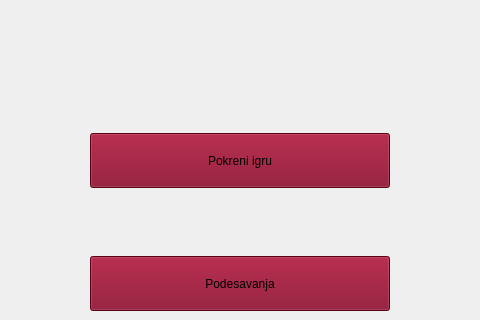
Mihica25/Pobedi-me-ako-znas, file application/pocetniekran.ui: the form before one commit; both pictures show x 160 to 640 and y 303 to 623 of the 800 by 800 pixel window.
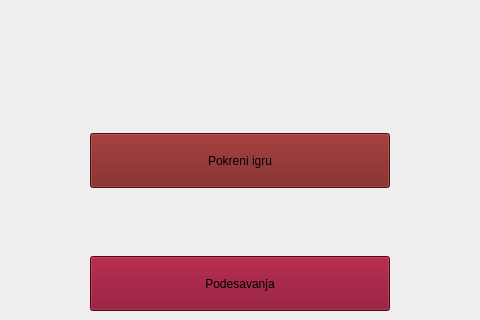
The form after the commit.

```diff
--- a/application/pocetniekran.ui
+++ b/application/pocetniekran.ui
@@ -106,7 +106,7 @@
          </size>
         </property>
         <property name="styleSheet">
-         <string notr="true">background-color:  #800020</string>
+         <string notr="true">background-color:  #741515</string>
         </property>
         <property name="text">
          <string>Pokreni igru</string>
```
